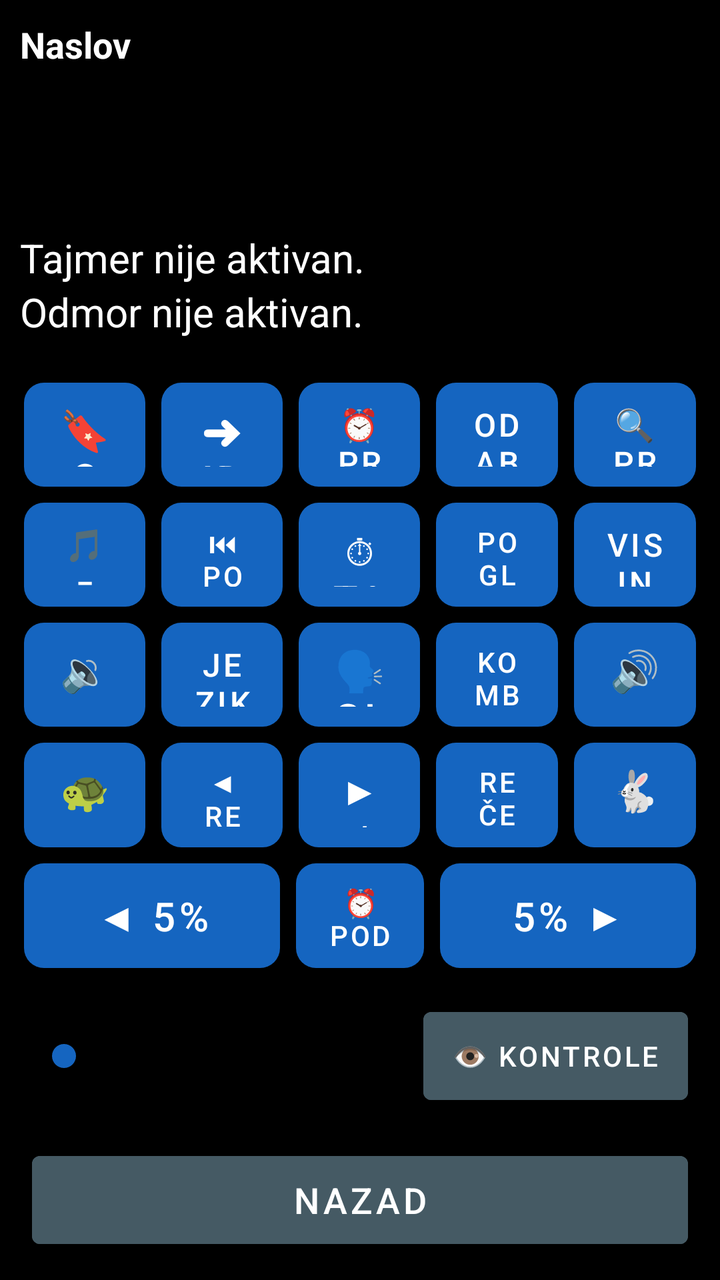
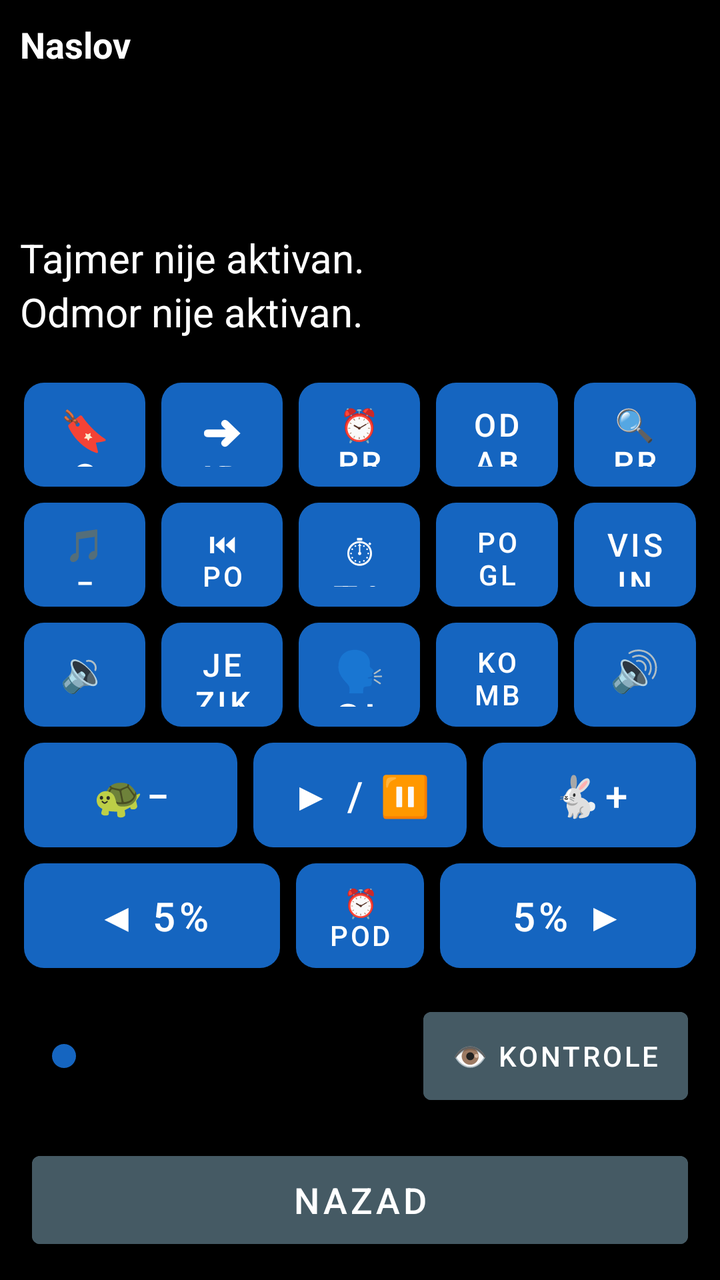

Compare the two renders of this Android layout. The source of the first and the diff that turns it into the second are given below.
<!-- AndroidManifest.xml: application theme Theme.RecPoRec -->
<!-- res/layout/activity_reader.xml -->
<?xml version="1.0" encoding="utf-8"?>
<LinearLayout xmlns:android="http://schemas.android.com/apk/res/android"
    android:layout_width="match_parent"
    android:layout_height="match_parent"
    android:orientation="vertical"
    android:fitsSystemWindows="true"
    android:background="@color/background">

    
    <LinearLayout
        android:id="@+id/layoutStatus"
        android:layout_width="match_parent"
        android:layout_height="wrap_content"
        android:orientation="vertical"
        android:padding="10dp">

        <TextView
            android:id="@+id/textDocTitle"
            android:layout_width="match_parent"
            android:layout_height="wrap_content"
            android:textSize="18sp"
            android:textStyle="bold"
            android:textColor="@color/text_primary"
            android:maxLines="1"
            android:ellipsize="end"
            android:text="Naslov" />

        <TextView
            android:id="@+id/textPages"
            android:layout_width="match_parent"
            android:layout_height="wrap_content"
            android:textSize="20sp"
            android:textColor="@color/text_primary"
            android:accessibilityLiveRegion="polite" />

        <TextView
            android:id="@+id/textElapsed"
            android:layout_width="match_parent"
            android:layout_height="wrap_content"
            android:textSize="20sp"
            android:textColor="@color/text_primary" />

        <TextView
            android:id="@+id/textRemaining"
            android:layout_width="match_parent"
            android:layout_height="wrap_content"
            android:textSize="20sp"
            android:textColor="@color/text_primary" />

        <TextView
            android:id="@+id/textTimerStatus"
            android:layout_width="match_parent"
            android:layout_height="wrap_content"
            android:textSize="20sp"
            android:textColor="@color/text_primary"
            android:text="Tajmer nije aktivan." />

        <TextView
            android:id="@+id/textRestStatus"
            android:layout_width="match_parent"
            android:layout_height="wrap_content"
            android:textSize="20sp"
            android:textColor="@color/text_primary"
            android:text="Odmor nije aktivan." />
    </LinearLayout>

    
    <LinearLayout
        android:layout_width="match_parent"
        android:layout_height="0dp"
        android:layout_weight="1"
        android:orientation="vertical"
        android:padding="8dp">

        
        <LinearLayout
            android:id="@+id/layoutRow1"
            android:layout_width="match_parent"
            android:layout_height="0dp"
            android:layout_weight="1"
            android:orientation="horizontal">

            <Button android:id="@+id/btnBookmarks" style="@style/KeyButton"
                android:backgroundTint="@color/btn_goto_page"
                android:contentDescription="Oznake - dodaj, ukloni ili ukloni sve oznake u ovom dokumentu. Dug pritisak: brzo dodaj oznaku."
                android:text="🔖 Oznake" />

            <Button android:id="@+id/btnGoTo" style="@style/KeyButton"
                android:backgroundTint="@color/btn_goto_page"
                android:contentDescription="Idi na stranicu, minut ili oznaku. Dug pritisak: idi na početak dokumenta."
                android:text="➜ Idi na" />

            <Button android:id="@+id/btnWakeUp" style="@style/KeyButton"
                android:backgroundTint="@color/btn_wakeup"
                android:contentDescription="Probudi me u tačno vreme. Dug pritisak: isključi buđenje."
                android:textSize="16sp"
                android:text="⏰ Probudi" />

            <Button android:id="@+id/btnSelectAll" style="@style/KeyButton"
                android:backgroundTint="@color/btn_combined"
                android:contentDescription="Odaberi sve. Dug pritisak: kopiraj odabrano."
                android:textSize="16sp"
                android:text="Odaberi sve" />

            <Button android:id="@+id/btnSearchText" style="@style/KeyButton"
                android:backgroundTint="@color/btn_goto_page"
                android:contentDescription="Pretraži tekst dokumenta. Dug pritisak: ponovi poslednju pretragu."
                android:textSize="16sp"
                android:text="🔍 Pretraga" />
        </LinearLayout>

        
        <LinearLayout
            android:id="@+id/layoutRow2"
            android:layout_width="match_parent"
            android:layout_height="0dp"
            android:layout_weight="1"
            android:orientation="horizontal">

            <Button android:id="@+id/btnPitchDown" style="@style/KeyButton"
                android:backgroundTint="@color/btn_pitch"
                android:contentDescription="Smanji visinu glasa. Dug pritisak: vrati visinu na opštu."
                android:textSize="16sp"
                android:text="🎵− Visina" />

            <Button android:id="@+id/btnPrevChapter" style="@style/KeyButton"
                android:backgroundTint="@color/btn_chapter"
                android:contentDescription="@string/btn_prev_chapter"
                android:textSize="14sp"
                android:text="⏮ Poglavlje" />

            <Button android:id="@+id/btnTimer" style="@style/KeyButton"
                android:backgroundTint="@color/btn_timer"
                android:contentDescription="@string/btn_timer"
                android:text="⏱ Tajmer" />

            <Button android:id="@+id/btnNextChapter" style="@style/KeyButton"
                android:backgroundTint="@color/btn_chapter"
                android:contentDescription="@string/btn_next_chapter"
                android:textSize="14sp"
                android:text="Poglavlje ⏭" />

            <Button android:id="@+id/btnPitchUp" style="@style/KeyButton"
                android:backgroundTint="@color/btn_pitch"
                android:contentDescription="Povećaj visinu glasa. Dug pritisak: vrati visinu na opštu."
                android:textSize="16sp"
                android:text="Visina 🎵+" />
        </LinearLayout>

        
        <LinearLayout
            android:id="@+id/layoutRow3"
            android:layout_width="match_parent"
            android:layout_height="0dp"
            android:layout_weight="1"
            android:orientation="horizontal">

            <Button android:id="@+id/btnVolDown" style="@style/KeyButton"
                android:backgroundTint="@color/btn_volume"
                android:contentDescription="@string/btn_vol_down"
                android:text="🔉−" />

            <Button android:id="@+id/btnDocLanguage" style="@style/KeyButton"
                android:backgroundTint="@color/btn_goto_page"
                android:contentDescription="Jezik za ovaj dokument. Dug pritisak: poništi sve prethodne radnje."
                android:textSize="16sp"
                android:text="Jezik" />

            <Button android:id="@+id/btnVoice" style="@style/KeyButton"
                android:backgroundTint="@color/btn_voice"
                android:contentDescription="@string/btn_voice"
                android:text="🗣 Glas" />

            <Button android:id="@+id/btnCombinedVoices" style="@style/KeyButton"
                android:backgroundTint="@color/btn_combined"
                android:contentDescription="Kombinovani glasovi za ovaj dokument. Dug pritisak: automatski listaj dokument."
                android:textSize="14sp"
                android:text="Komb. glasovi" />

            <Button android:id="@+id/btnVolUp" style="@style/KeyButton"
                android:backgroundTint="@color/btn_volume"
                android:contentDescription="@string/btn_vol_up"
                android:text="🔊+" />
        </LinearLayout>

        
        <LinearLayout
            android:layout_width="match_parent"
            android:layout_height="0dp"
            android:layout_weight="1"
            android:orientation="horizontal">

            <Button android:id="@+id/btnSpeedDown" style="@style/KeyButton"
                android:backgroundTint="@color/btn_speed"
                android:contentDescription="@string/btn_speed_down"
                android:text="🐢−" />

            <Button android:id="@+id/btnPrevSentence" style="@style/KeyButton"
                android:backgroundTint="@color/btn_combined"
                android:contentDescription="Prethodne rečenice."
                android:textSize="14sp"
                android:text="◀ Rečenice" />

            <Button android:id="@+id/btnPlayPause" style="@style/KeyButton"
                android:backgroundTint="@color/btn_play"
                android:contentDescription="@string/btn_play_pause"
                android:text="▶ / ⏸" />

            <Button android:id="@+id/btnNextSentence" style="@style/KeyButton"
                android:backgroundTint="@color/btn_combined"
                android:contentDescription="Sledeće rečenice."
                android:textSize="14sp"
                android:text="Rečenice ▶" />

            <Button android:id="@+id/btnSpeedUp" style="@style/KeyButton"
                android:backgroundTint="@color/btn_speed"
                android:contentDescription="@string/btn_speed_up"
                android:text="🐇+" />
        </LinearLayout>

        
        <LinearLayout
            android:id="@+id/layoutRow5"
            android:layout_width="match_parent"
            android:layout_height="0dp"
            android:layout_weight="1"
            android:orientation="horizontal">

            <Button android:id="@+id/btnStepBack" style="@style/KeyButton"
                android:layout_weight="2"
                android:backgroundTint="@color/btn_page_nav"
                android:contentDescription="@string/slider_back"
                android:text="◀ 5%" />

            <Button android:id="@+id/btnRemindMe" style="@style/KeyButton"
                android:backgroundTint="@color/btn_timer"
                android:contentDescription="Podsetnik, vraća dokument unazad. Dug pritisak: ponovi poslednji podsetnik."
                android:textSize="14sp"
                android:text="⏰ Podseti" />

            <Button android:id="@+id/btnStepForward" style="@style/KeyButton"
                android:layout_weight="2"
                android:backgroundTint="@color/btn_page_nav"
                android:contentDescription="@string/slider_forward"
                android:text="5% ▶" />
        </LinearLayout>

    </LinearLayout>

    
    <LinearLayout
        android:layout_width="match_parent"
        android:layout_height="wrap_content"
        android:orientation="horizontal"
        android:gravity="center_vertical"
        android:layout_marginStart="16dp"
        android:layout_marginEnd="16dp"
        android:layout_marginTop="4dp"
        android:layout_marginBottom="16dp">

        <SeekBar
            android:id="@+id/seekProgress"
            android:layout_width="0dp"
            android:layout_weight="1"
            android:layout_height="56dp"
            android:contentDescription="@string/slider_position"
            android:max="100"
            android:progressTint="@color/btn_voice"
            android:thumbTint="@color/btn_voice" />

        <Button
            android:id="@+id/btnToggleControls"
            android:layout_width="wrap_content"
            android:layout_height="56dp"
            android:layout_marginStart="10dp"
            android:minWidth="0dp"
            android:paddingStart="14dp"
            android:paddingEnd="14dp"
            android:textSize="14sp"
            android:backgroundTint="@color/btn_combined"
            android:textColor="@color/button_text"
            android:contentDescription="Prikaži ili sakrij kontrole. Dug pritisak: Kratak predah, pauzira čitanje na 15 minuta."
            android:text="👁 Kontrole" />
    </LinearLayout>

    
    <Button
        android:id="@+id/btnBack"
        android:layout_width="match_parent"
        android:layout_height="56dp"
        android:layout_marginStart="16dp"
        android:layout_marginEnd="16dp"
        android:layout_marginBottom="12dp"
        android:textSize="18sp"
        android:backgroundTint="@color/btn_combined"
        android:textColor="@color/button_text"
        android:contentDescription="Nazad. Zatvara dokument, vraća na listu. Dug pritisak: pošalji aplikaciju u pozadinu."
        android:text="Nazad" />

</LinearLayout>
<!-- resources referenced by this layout -->
<resources>
  <color name="background">#000000</color>
  <color name="btn_chapter">#2E7D32</color>
  <color name="btn_combined">#455A64</color>
  <color name="btn_goto_page">#5D4037</color>
  <color name="btn_page_nav">#AD1457</color>
  <color name="btn_pitch">#283593</color>
  <color name="btn_play">#D84315</color>
  <color name="btn_speed">#00838F</color>
  <color name="btn_timer">#6A1B9A</color>
  <color name="btn_voice">#1565C0</color>
  <color name="btn_volume">#F9A825</color>
  <color name="btn_wakeup">#C62828</color>
  <color name="button_text">#FFFFFF</color>
  <color name="text_primary">#FFFFFF</color>
  <string name="btn_next_chapter">Sledeće poglavlje. Dug pritisak: spisak svih poglavlja.</string>
  <string name="btn_play_pause">Pokreni/Pauziraj čitanje. Dug pritisak: reci trenutni status.</string>
  <string name="btn_prev_chapter">Prethodno poglavlje. Dug pritisak: ponovi trenutno poglavlje.</string>
  <string name="btn_speed_down">Smanji brzinu čitanja. Dug pritisak: vrati brzinu na opštu.</string>
  <string name="btn_speed_up">Povećaj brzinu čitanja. Dug pritisak: vrati brzinu na opštu.</string>
  <string name="btn_timer">Tajmer za automatsku pauzu. Dug pritisak: isključi tajmer.</string>
  <string name="btn_voice">Izbor glasa. Dug pritisak: Zakaži čitanje.</string>
  <string name="btn_vol_down">Smanji jačinu zvuka. Dug pritisak: vrati jačinu na opštu.</string>
  <string name="btn_vol_up">Pojačaj zvuk. Dug pritisak: vrati jačinu na opštu.</string>
  <string name="slider_back">Pomeri pet posto unazad. Dug pritisak: ponovi trenutnu stranicu.</string>
  <string name="slider_forward">Pomeri pet posto unapred. Dug pritisak: poništi poslednju radnju.</string>
  <string name="slider_position">Klizač za pomeranje kroz knjigu, pet posto po koraku</string>
  <style name="KeyButton">
          <item name="android:layout_width">0dp</item>
          <item name="android:layout_height">match_parent</item>
          <item name="android:layout_weight">1</item>
          <item name="android:layout_margin">4dp</item>
          <item name="android:textSize">20sp</item>
          <item name="android:textColor">@color/button_text</item>
          <item name="android:background">@drawable/key_button_shape</item>
          <item name="android:stateListAnimator">@null</item>
          <item name="android:elevation">0dp</item>
      </style>
  <style name="Theme.RecPoRec" parent="Theme.MaterialComponents.DayNight.NoActionBar">
          <item name="android:windowBackground">@color/background</item>
          <item name="android:textColorPrimary">@color/text_primary</item>
          <item name="colorPrimary">@color/btn_voice</item>
          <item name="colorOnPrimary">@color/button_text</item>
          <item name="alertDialogTheme">@style/RecPoRecAlertDialog</item>
          <item name="android:alertDialogTheme">@style/RecPoRecAlertDialog</item>
      </style>
  <!-- drawable key_button_shape (drawable) -->
  <?xml version="1.0" encoding="utf-8"?>
  <shape xmlns:android="http://schemas.android.com/apk/res/android"
      android:shape="rectangle">
      <corners android:radius="10dp" />
      <solid android:color="#FFFFFF" />
  </shape>
  <style name="RecPoRecDialogText" parent="TextAppearance.AppCompat.Medium">
          <item name="android:textSize">20sp</item>
          <item name="android:textColor">@color/text_primary</item>
      </style>
  <style name="RecPoRecDialogButton" parent="Widget.AppCompat.Button.ButtonBar.AlertDialog">
          <item name="android:textSize">18sp</item>
          <item name="android:textColor">@color/btn_goto_page</item>
          <item name="android:textStyle">bold</item>
      </style>
  <!-- unchanged entries left out for length: 1 -->
</resources>

<!-- the commit's change to res/layout/activity_reader.xml (unified diff, before → after) -->
@@ -195,22 +195,10 @@
                 android:contentDescription="@string/btn_speed_down"
                 android:text="🐢−" />
 
-            <Button android:id="@+id/btnPrevSentence" style="@style/KeyButton"
-                android:backgroundTint="@color/btn_combined"
-                android:contentDescription="Prethodne rečenice."
-                android:textSize="14sp"
-                android:text="◀ Rečenice" />
-
             <Button android:id="@+id/btnPlayPause" style="@style/KeyButton"
                 android:backgroundTint="@color/btn_play"
                 android:contentDescription="@string/btn_play_pause"
                 android:text="▶ / ⏸" />
-
-            <Button android:id="@+id/btnNextSentence" style="@style/KeyButton"
-                android:backgroundTint="@color/btn_combined"
-                android:contentDescription="Sledeće rečenice."
-                android:textSize="14sp"
-                android:text="Rečenice ▶" />
 
             <Button android:id="@+id/btnSpeedUp" style="@style/KeyButton"
                 android:backgroundTint="@color/btn_speed"
